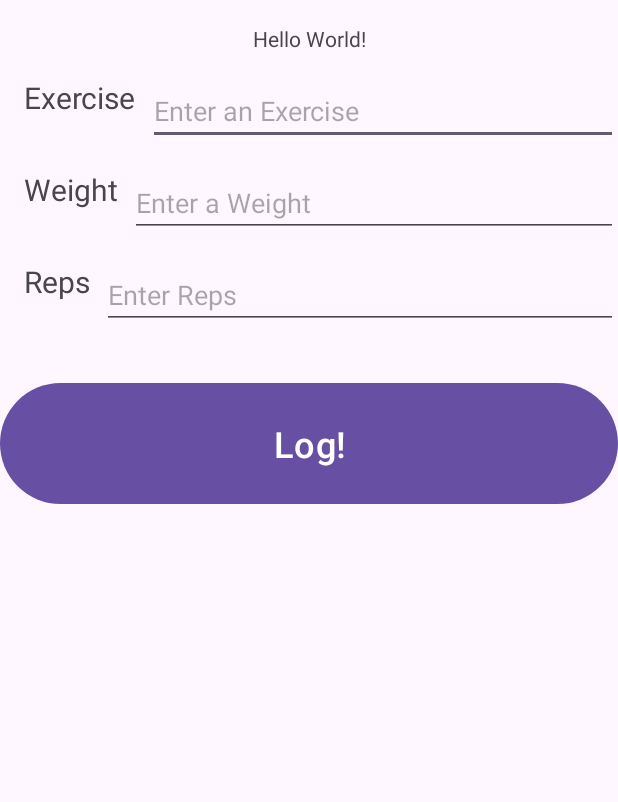
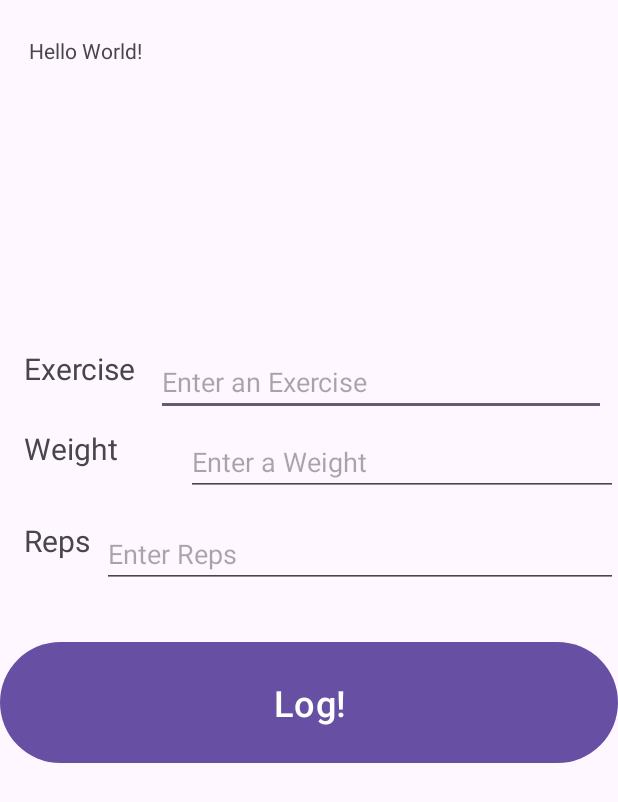
Before and after one commit to zhan6256/MyDemoApplication, an Android app: the screen it shows after launch (MainActivity), on a phone screen of 412 x 824 dp. Shown: the top 802 px of the screen. Run offline under Robolectric (Android 15) with nearby library versions, the phone set to English and light mode, and no system bars.

Commit message:
End of Video 2: Wire up display View bindings Scrolling view. It's beautiful

```diff
--- a/app/src/main/res/layout/activity_main.xml
+++ b/app/src/main/res/layout/activity_main.xml
@@ -9,18 +9,18 @@
 
     <TextView
         android:id="@+id/logDisplayTextView"
-        android:layout_width="wrap_content"
-        android:layout_height="wrap_content"
+        android:layout_width="390dp"
+        android:layout_height="200dp"
+        android:layout_marginTop="16dp"
+        android:padding="8dp"
         android:text="Hello World!"
-        android:layout_marginTop="16dp"
         app:layout_constraintTop_toTopOf="parent"
         app:layout_constraintStart_toStartOf="parent"
         app:layout_constraintEnd_toEndOf="parent" />
 
-    <!-- Exercise row -->
     <TextView
         android:id="@+id/exerciseLabelTextView"
-        android:layout_width="wrap_content"
+        android:layout_width="80dp"
         android:layout_height="wrap_content"
         android:text="@string/exercise"
         android:textSize="20sp"
@@ -32,7 +32,7 @@
     <!-- Weight row -->
     <EditText
         android:id="@+id/exerciseInputEditText"
-        android:layout_width="0dp"
+        android:layout_width="300dp"
         android:layout_height="wrap_content"
         android:layout_marginStart="8dp"
         android:hint="@string/enter_an_exercise"
@@ -43,12 +43,12 @@
 
     <TextView
         android:id="@+id/weightLabelTextView"
-        android:layout_width="wrap_content"
-        android:layout_height="wrap_content"
+        android:layout_width="100dp"
+        android:layout_height="36dp"
         android:text="@string/weight"
         android:textSize="20sp"
         android:layout_marginStart="16dp"
-        android:layout_marginTop="16dp"
+        android:layout_marginTop="8dp"
         app:layout_constraintStart_toStartOf="parent"
         app:layout_constraintTop_toBottomOf="@+id/exerciseInputEditText" />
 
```
